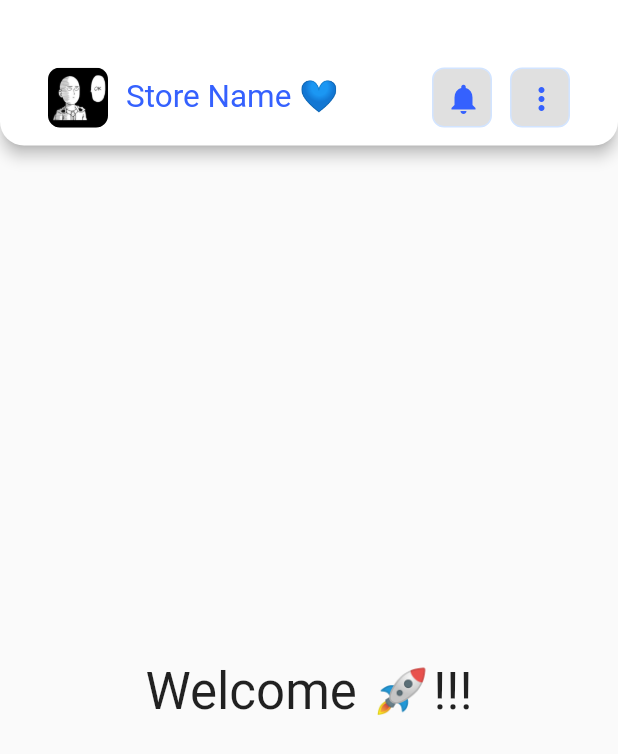
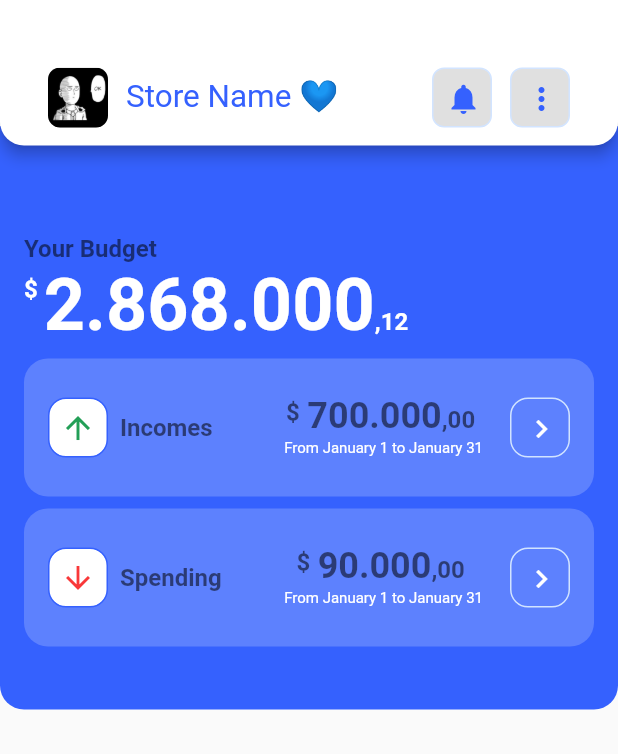
Before and after one commit to hllsebastian/gastos-app, a Flutter app: the screen it shows after launch, on a phone screen of 412 x 824 dp. Shown: the top 754 px of the screen. Run offline on Flutter 3.47's test engine with Material 2 defaults, Android fonts, the light colour scheme and no system bars.

Commit message:
added intl package and widgets for home page

```diff
--- a/lib/pages/home_page.dart
+++ b/lib/pages/home_page.dart
@@ -1,6 +1,8 @@
 import 'package:flutter/material.dart';
 import 'package:practice_1/design/colors.dart';
-import 'package:practice_1/widgets/home_app_bar.dart';
+import 'package:practice_1/widgets/app_bar_items.dart';
+import 'package:practice_1/widgets/money_display.dart';
+import 'package:practice_1/widgets/summary_card.dart';
 
 class HomePage extends StatelessWidget {
   const HomePage({
@@ -21,11 +23,59 @@ class HomePage extends StatelessWidget {
         backgroundColor: PracticeOneColors.brandLightColor,
         title: const AppBarItems(),
       ),
-      body: const Center(
-          child: Text('Welcome 🚀!!!',
-              style: TextStyle(
-                fontSize: 34,
-              ))),
+      body: const Column(
+        children: [TopHomePageBody()],
+      ),
     );
   }
 }
+
+class TopHomePageBody extends StatelessWidget {
+  const TopHomePageBody({super.key});
+
+  @override
+  Widget build(BuildContext context) {
+    return Container(
+      padding: const EdgeInsets.all(16),
+      width: MediaQuery.of(context).size.width,
+      transform: Matrix4.translationValues(0, -13, 0), // allow to move up the widget
+      decoration: const BoxDecoration(
+          color: PracticeOneColors.brandPrimaryColor,
+          borderRadius: BorderRadius.only(
+            bottomLeft: Radius.circular(16),
+            bottomRight: Radius.circular(16),
+          )),
+      height: 389,
+      child: Column(crossAxisAlignment: CrossAxisAlignment.start, children: [
+        Container(
+            margin: const EdgeInsets.only(top: 56),
+            child: Text(
+              'Your Budget',
+              style: Theme.of(context).textTheme.displaySmall,
+            )),
+        MoneyDipslay(
+          amount: 2868000.12,
+          padding: const EdgeInsets.only(top: 8, right: 4),
+          amountStyle: Theme.of(context).textTheme.displayLarge!.copyWith(color: PracticeOneColors.brandLightColor),
+          amountStyleSmall: const TextStyle(
+            fontSize: 16,
+            fontWeight: FontWeight.bold,
+            color: PracticeOneColors.brandLightColor,
+          ),
+        ),
+        SummaryCard(
+          typeSummaryCard: TypeSummaryCard.incomes,
+          amount: 700000,
+          period: 'From January 1 to January 31',
+          action: () => print('incomes'),
+        ),
+        SummaryCard(
+          typeSummaryCard: TypeSummaryCard.spending,
+          amount: 90000,
+          period: 'From January 1 to January 31',
+          action: () => print('spending'),
+        ),
+      ]),
+    );
+  }
+}
--- a/lib/widgets/home_app_bar.dart
+++ b/lib/widgets/app_bar_items.dart
@@ -54,6 +54,10 @@ class ContainerIcon extends StatelessWidget {
 
   @override
   Widget build(BuildContext context) {
+    final colorList = [
+      Colors.blue.shade800,
+      Colors.blue.shade400,
+    ];
     return Container(
       width: 40,
       height: 40,
@@ -62,6 +66,15 @@ class ContainerIcon extends StatelessWidget {
         color: Colors.black12,
         border: Border.all(color: PracticeOneColors.brandLightColorBorder),
         borderRadius: BorderRadius.circular(8),
+        // TODO: to look how to do this
+        // gradient: const LinearGradient(
+        //   begin: Alignment.topLeft,
+        //   end: Alignment.bottomRight,
+        //   colors: [
+        //     Colors.blue,
+        //     Colors.red,
+        //   ],
+        // ),
       ),
       child: iconButton,
     );
--- /dev/null
+++ b/lib/widgets/buttons_row.dart
@@ -0,0 +1,52 @@
+import 'package:flutter/material.dart';
+import 'package:practice_1/design/colors.dart';
+
+class MidHomePageBody extends StatelessWidget {
+  const MidHomePageBody(
+      {super.key,
+      required this.categorieBtnStyle,
+      required this.recentTransactionsBtnStyle,
+      required this.categoriesBtnAction,
+      required this.recentBtnAction});
+  final ButtonStyle categorieBtnStyle;
+  final ButtonStyle recentTransactionsBtnStyle;
+  final void Function()? categoriesBtnAction;
+  final void Function()? recentBtnAction;
+
+  @override
+  Widget build(BuildContext context) {
+    return Container(
+        padding: const EdgeInsets.only(left: 16, right: 16),
+        height: 104,
+        width: MediaQuery.of(context).size.width,
+        decoration: const BoxDecoration(
+            shape: BoxShape.rectangle,
+            color: PracticeOneColors.brandLightColor,
+            borderRadius: BorderRadius.only(bottomLeft: Radius.circular(16), bottomRight: Radius.circular(16))),
+        child: Row(
+          mainAxisAlignment: MainAxisAlignment.start,
+          children: [
+            ElevatedButton(
+                style: categorieBtnStyle,
+                onPressed: categoriesBtnAction,
+                child: const Padding(
+                  padding: EdgeInsets.symmetric(vertical: 16, horizontal: 40),
+                  child: Text(
+                    'Categories',
+                    style: TextStyle(color: PracticeOneColors.brandDarkColor, fontSize: 14),
+                  ),
+                )),
+            ElevatedButton(
+                style: recentTransactionsBtnStyle,
+                onPressed: recentBtnAction,
+                child: const Padding(
+                  padding: EdgeInsets.symmetric(vertical: 16, horizontal: 20),
+                  child: Text(
+                    'Recent transaction',
+                    style: TextStyle(color: PracticeOneColors.brandLigthDarkColor, fontSize: 14),
+                  ),
+                )),
+          ],
+        ));
+  }
+}
--- /dev/null
+++ b/lib/widgets/money_display.dart
@@ -0,0 +1,43 @@
+import 'package:flutter/material.dart';
+import 'package:intl/intl.dart';
+
+class MoneyDipslay extends StatelessWidget {
+  const MoneyDipslay({
+    super.key,
+    required this.amount,
+    required this.amountStyle,
+    required this.amountStyleSmall,
+    this.padding,
+  });
+  final double amount;
+  final TextStyle amountStyle;
+  final TextStyle amountStyleSmall;
+  final EdgeInsets? padding;
+
+  @override
+  Widget build(BuildContext context) {
+    final formater = NumberFormat.currency(
+      locale: 'eu',
+      customPattern: '#,### \u00a4',
+      symbol: '',
+      decimalDigits: 2,
+    );
+
+    final String convertedMoneyToString = formater.format(amount);
+    final splitConvertedValues = convertedMoneyToString.split(',');
+    return Row(
+      crossAxisAlignment: CrossAxisAlignment.start,
+      children: [
+        Container(
+          padding: padding,
+          child: Text('\$', style: amountStyleSmall),
+        ),
+        RichText(
+            text: TextSpan(children: [
+          TextSpan(text: splitConvertedValues[0], style: amountStyle),
+          TextSpan(text: ',${splitConvertedValues[1]}', style: amountStyleSmall)
+        ])),
+      ],
+    );
+  }
+}
--- /dev/null
+++ b/lib/widgets/summary_card.dart
@@ -0,0 +1,88 @@
+import 'package:flutter/material.dart';
+import 'package:practice_1/design/colors.dart';
+import 'package:practice_1/widgets/money_display.dart';
+
+enum TypeSummaryCard { incomes, spending }
+
+class SummaryCard extends StatelessWidget {
+  const SummaryCard({
+    super.key,
+    required this.typeSummaryCard,
+    required this.amount,
+    required this.period,
+    required this.action,
+  });
+  final TypeSummaryCard typeSummaryCard;
+  final double amount;
+  final String period;
+  final void Function()? action;
+
+  @override
+  Widget build(BuildContext context) {
+    var incomesIcon = const Icon(
+      Icons.arrow_upward,
+      color: PracticeOneColors.brandOnSuccessColor,
+    );
+    var spendingIcon = const Icon(Icons.arrow_downward, color: PracticeOneColors.brandOnErrorColor);
+
+    return Container(
+      height: 92,
+      margin: const EdgeInsets.only(top: 8),
+      padding: const EdgeInsets.all(16),
+      decoration: const BoxDecoration(
+        shape: BoxShape.rectangle,
+        color: PracticeOneColors.brandLightColorOpacity,
+        borderRadius: BorderRadius.all(Radius.circular(16)),
+      ),
+      child: Row(mainAxisAlignment: MainAxisAlignment.spaceBetween, children: [
+        Container(
+            height: 40,
+            width: 40,
+            margin: const EdgeInsets.only(right: 8),
+            decoration: BoxDecoration(
+                color: Colors.white,
+                borderRadius: const BorderRadius.all(Radius.circular(12)),
+                border: Border.all(color: PracticeOneColors.brandPrimaryColor)),
+            child: typeSummaryCard == TypeSummaryCard.incomes ? incomesIcon : spendingIcon),
+        Expanded(
+          child: Text(
+            typeSummaryCard == TypeSummaryCard.incomes ? 'Incomes' : 'Spending',
+            style: Theme.of(context).textTheme.displaySmall,
+          ),
+        ),
+        Container(
+          margin: const EdgeInsets.only(right: 16),
+          child: Column(mainAxisAlignment: MainAxisAlignment.center, children: [
+            MoneyDipslay(
+                padding: const EdgeInsets.only(top: 2, right: 5),
+                amount: amount,
+                amountStyle: Theme.of(context).textTheme.displayMedium!,
+                amountStyleSmall: Theme.of(context).textTheme.displaySmall!),
+            Padding(
+              padding: const EdgeInsets.all(2.0),
+              child: Text(
+                period,
+                style:
+                    const TextStyle(color: PracticeOneColors.brandLightColor, fontFamily: 'RobotoMono', fontSize: 10),
+              ),
+            ),
+          ]),
+        ),
+        Container(
+          height: 40,
+          width: 40,
+          decoration: BoxDecoration(
+              borderRadius: const BorderRadius.all(Radius.circular(12)),
+              border: Border.all(color: PracticeOneColors.brandLightColorBorder)),
+          child: IconButton(
+            icon: const Icon(
+              Icons.chevron_right,
+              color: Colors.white,
+            ),
+            onPressed: action,
+          ),
+        ),
+      ]),
+    );
+  }
+}
--- a/pubspec.yaml
+++ b/pubspec.yaml
@@ -35,6 +35,7 @@ dependencies:
   # The following adds the Cupertino Icons font to your application.
   # Use with the CupertinoIcons class for iOS style icons.
   cupertino_icons: ^1.0.2
+  intl: ^0.18.1
 
 dev_dependencies:
   flutter_test:
```
Also changed, not shown: pubspec.lock.
